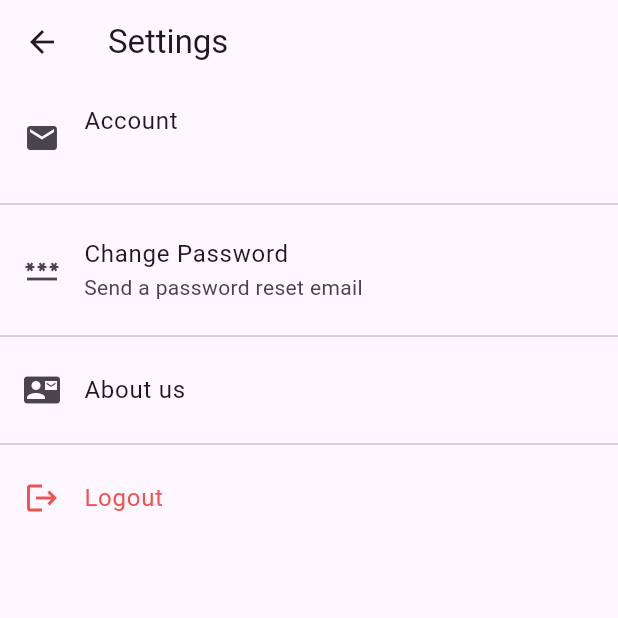
After one commit to bryan900926/financial_app, a Flutter app: the SettingsView screen opened directly, on a phone screen of 412 x 824 dp, the top half of it. The commit adds this screen. Run offline on Flutter 3.47's test engine with Material 3 defaults, Android fonts, the phone set to English and light mode, and no system bars; our stand-ins replace firebase_auth, firebase_core, fl_chart, sqflite; accounts and stored records are empty; network calls fail.

Commit message:
add settings and complete the user system

```diff
--- a/lib/auth_service/firebase.dart
+++ b/lib/auth_service/firebase.dart
@@ -1,4 +1,3 @@
-import 'dart:developer';
 import 'package:firebase_auth/firebase_auth.dart';
 
 class FirebaseAuthService {
@@ -6,6 +5,7 @@ class FirebaseAuthService {
 
   // Stream to listen for authentication changes
   Stream<User?> get authStateChanges => _auth.authStateChanges();
+  User? get currentUser => _auth.currentUser;
 
   // Sign in with email and password
   Future<User?> signInWithEmailAndPassword(
@@ -19,7 +19,7 @@ class FirebaseAuthService {
       );
       return result.user;
     } catch (e) {
-      log(e.toString());
+      // log(e.toString());
       return null;
     }
   }
@@ -44,4 +44,12 @@ class FirebaseAuthService {
   Future<void> signOut() async {
     await _auth.signOut();
   }
+
+  Future<void> sendPasswordResetEmail(String email) async {
+    try {
+      await _auth.sendPasswordResetEmail(email: email);
+    } on FirebaseAuthException catch (e) {
+      throw e;
+    }
+  }
 }
--- a/lib/dialogs/error_dialogs.dart
+++ b/lib/dialogs/error_dialogs.dart
@@ -1,14 +1,15 @@
 import 'package:flutter/material.dart';
 
-Future<void> showErrorDialog({
+Future<void> showGenericDialog({
   required BuildContext context,
+  required String title,
   required String message,
 }) async {
   return showDialog<void>(
     context: context,
     builder: (BuildContext context) {
       return AlertDialog(
-        title: const Text('Error'),
+        title: Text(title),
         content: Text(message),
         actions: <Widget>[
           TextButton(
--- a/lib/main.dart
+++ b/lib/main.dart
@@ -1,7 +1,6 @@
 import 'package:firebase_core/firebase_core.dart';
 import 'package:flutter/material.dart';
 import 'package:news_app/firebase_options.dart';
-import 'package:news_app/view/home_view.dart';
 import 'package:news_app/view/login_view.dart';
 
 void main() async{
--- /dev/null
+++ b/lib/settings/setting_view.dart
@@ -0,0 +1,80 @@
+import 'package:firebase_auth/firebase_auth.dart';
+import 'package:flutter/material.dart';
+import 'package:news_app/auth_service/firebase.dart';
+import 'package:news_app/dialogs/error_dialogs.dart';
+import 'package:news_app/view/login_view.dart';
+
+class SettingsView extends StatelessWidget {
+  const SettingsView({super.key});
+
+  @override
+  Widget build(BuildContext context) {
+    final FirebaseAuthService authService = FirebaseAuthService();
+    final User? user = authService.currentUser;
+
+    return Scaffold(
+      appBar: AppBar(title: Text("Settings")),
+      body: ListView(
+        children: <Widget>[
+          ListTile(
+            leading: const Icon(Icons.email),
+            title: const Text('Account'),
+            subtitle: Text(user?.email ?? 'Not signed in'),
+          ),
+          const Divider(),
+          ListTile(
+            leading: const Icon(Icons.password),
+            title: const Text('Change Password'),
+            subtitle: const Text('Send a password reset email'),
+            onTap: () async {
+              if (user?.email != null) {
+                try {
+                  await authService.sendPasswordResetEmail(user!.email!);
+                  ScaffoldMessenger.of(context).showSnackBar(
+                    const SnackBar(
+                      content: Text('Password reset email sent!'),
+                      backgroundColor: Colors.green,
+                    ),
+                  );
+                } catch (e) {
+                  ScaffoldMessenger.of(context).showSnackBar(
+                    SnackBar(
+                      content: Text('Failed to send email: ${e.toString()}'),
+                      backgroundColor: Colors.red,
+                    ),
+                  );
+                }
+              }
+            },
+          ),
+          const Divider(),
+          ListTile(
+            leading: Icon(Icons.contact_mail),
+            title: Text('About us'),
+            onTap: () async {
+              showGenericDialog(
+                context: context,
+                title: "Contact us",
+                message:
+                    "Hi, I'm creator called Yong Yao. Here's my email: bryan900926@gmail.com. Contact me if you have any question!",
+              );
+            },
+          ),
+          const Divider(),
+          ListTile(
+            leading: Icon(Icons.logout, color: Colors.red.shade400),
+            title: Text('Logout', style: TextStyle(color: Colors.red.shade400)),
+            onTap: () async {
+              await authService.signOut();
+              // Navigate back to the login screen and remove all previous routes
+              Navigator.of(context).pushAndRemoveUntil(
+                MaterialPageRoute(builder: (context) => const LoginView()),
+                (Route<dynamic> route) => false,
+              );
+            },
+          ),
+        ],
+      ),
+    );
+  }
+}
--- a/lib/view/home_view.dart
+++ b/lib/view/home_view.dart
@@ -1,4 +1,5 @@
 import 'package:flutter/material.dart';
+import 'package:news_app/settings/setting_view.dart';
 import 'package:news_app/view/news_view.dart';
 import 'package:news_app/view/portfolio_view.dart';
 
@@ -17,8 +18,8 @@ class _HomeViewState extends State<HomeView> {
   static const List<Widget> _widgetOptions = <Widget>[
     PortfolioView(), // A new portfolio page you would create
     NewsView(), // Your existing news page
+    SettingsView(),
   ];
-
   // Function to handle tap events on the navigation bar
   void _onItemTapped(int index) {
     setState(() {
@@ -30,9 +31,7 @@ class _HomeViewState extends State<HomeView> {
   Widget build(BuildContext context) {
     return Scaffold(
       // The body of the Scaffold is the currently selected view
-      body: Center(
-        child: _widgetOptions.elementAt(_selectedIndex),
-      ),
+      body: Center(child: _widgetOptions.elementAt(_selectedIndex)),
       // The BottomNavigationBar
       bottomNavigationBar: BottomNavigationBar(
         items: const <BottomNavigationBarItem>[
@@ -40,9 +39,10 @@ class _HomeViewState extends State<HomeView> {
             icon: Icon(Icons.business),
             label: 'Portfolio',
           ),
+          BottomNavigationBarItem(icon: Icon(Icons.article), label: 'News'),
           BottomNavigationBarItem(
-            icon: Icon(Icons.article),
-            label: 'News',
+            icon: Icon(Icons.settings),
+            label: "Settings",
           ),
         ],
         currentIndex: _selectedIndex,
--- a/lib/view/portfolio_view.dart
+++ b/lib/view/portfolio_view.dart
@@ -1,4 +1,8 @@
+import 'dart:developer';
+
+import 'package:firebase_auth/firebase_auth.dart';
 import 'package:flutter/material.dart';
+import 'package:news_app/auth_service/firebase.dart';
 import 'package:news_app/charts/portfolio_charts.dart';
 import 'package:news_app/database/portfolio_db.dart';
 import 'package:news_app/dialogs/add_stock_dialog.dart';
@@ -20,6 +24,7 @@ class _PortfolioViewState extends State<PortfolioView> {
   final portfolio_Db_Helper = PortfolioDbHelper.instance;
   late PortfolioStatus portfolio = PortfolioStatus(holdings: [], totalValue: 0);
   bool _isLoading = true;
+  final User? currentUser = FirebaseAuthService().currentUser;
 
   @override
   void initState() {
@@ -32,7 +37,7 @@ class _PortfolioViewState extends State<PortfolioView> {
     setState(() {
       _isLoading = true;
     });
-    final holdingsFromDb = await portfolio_Db_Helper.getAllHoldings();
+    final holdingsFromDb = await portfolio_Db_Helper.getAllHoldings(currentUser!.email!);
     if (holdingsFromDb.isEmpty) {
       if (!mounted) return;
       setState(() {
@@ -72,11 +77,11 @@ class _PortfolioViewState extends State<PortfolioView> {
             companyName: existing.companyName,
             shares: existing.shares + newHolding.shares,
           );
-          portfolio_Db_Helper.updateStock(existing);
+          portfolio_Db_Helper.updateStock(existing, currentUser!.email!);
         } else {
           // Otherwise, add the new stock to the list
           portfolio.holdings.add(newHolding);
-          portfolio_Db_Helper.insertStock(newHolding);
+          portfolio_Db_Helper.insertStock(newHolding, currentUser!.email!);
         }
       });
       // Refresh all prices and update the UI
@@ -91,7 +96,6 @@ class _PortfolioViewState extends State<PortfolioView> {
       symbol: '\$',
     );
     return Scaffold(
-      appBar: AppBar(title: const Text('My Portfolio')),
       floatingActionButton: FloatingActionButton(
         onPressed: _handleAddStock,
         tooltip: 'Add Stock',
@@ -183,7 +187,7 @@ class _PortfolioViewState extends State<PortfolioView> {
                           return res ?? false;
                         },
                         onDismissed: (direction) async {
-                          await portfolio_Db_Helper.deleteStock(holding.symbol);
+                          await portfolio_Db_Helper.deleteStock(holding.symbol, currentUser!.email!);
                           _updatePortfolioData();
                           ScaffoldMessenger.of(context).showSnackBar(
                             SnackBar(
```
Also changed, not shown: lib/database/portfolio_db.dart (+28 -16 lines), lib/view/login_view.dart (+66 -5 lines), lib/dialogs/show_email_resend_dialog.dart (added).
